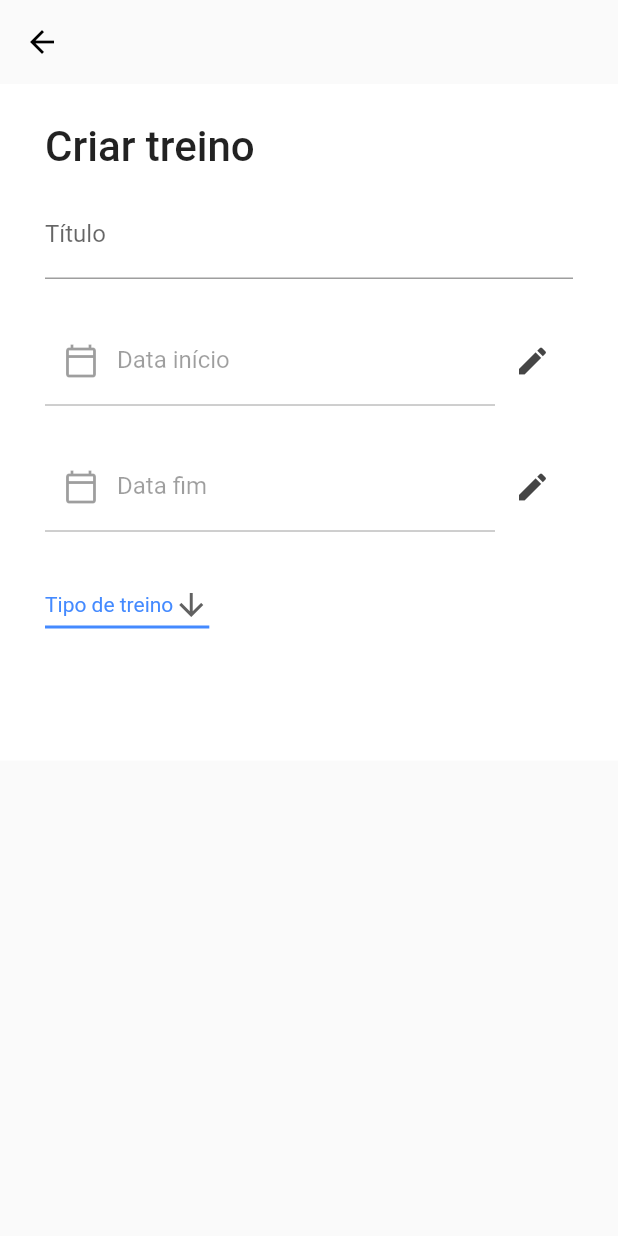
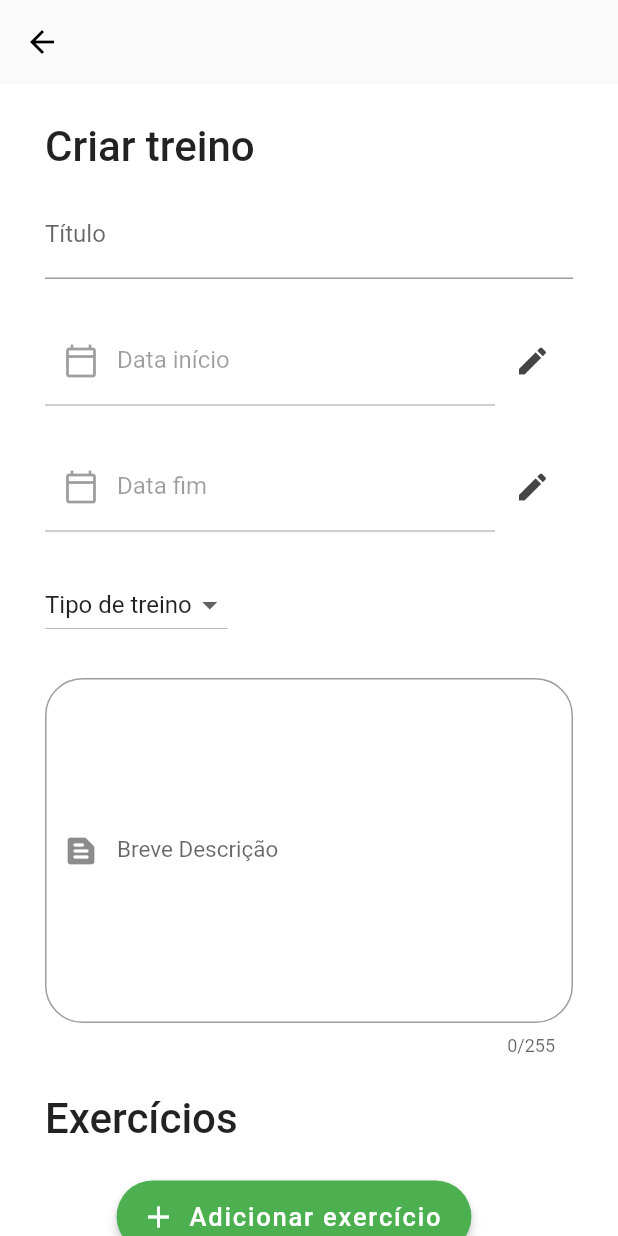
Before and after one commit to gableisure/easy_personal, a Flutter app: the CriarTreino screen opened directly, on a phone screen of 412 x 824 dp. Run offline on Flutter 3.47's test engine with Material 2 defaults, Android fonts, the phone set to English and light mode, and no system bars; our stand-ins replace brasil_fields, google_fonts, shared_preferences, smooth_page_indicator; accounts and stored records are empty; statements that could not run were skipped.

Commit message:
[feat]: add de campos ao formulario de criação de treino

```diff
--- a/frontend/app_front/lib/helpers/helpers.dart
+++ b/frontend/app_front/lib/helpers/helpers.dart
@@ -128,7 +128,7 @@ class Helpers {
     globals.instructor_id = studentLogged['instructor_id'];
   }
 
-  // Método que deleta todos os dados do usuário cadastrada (limpa as variáveis globais)
+  // Método que deleta todos os dados do usuário cadastrado (limpa as variáveis globais)
   void deleteDataUser() {
     globals.int_idausuario = 0;
     globals.vhr_email = "";
--- a/frontend/app_front/lib/screens/frontProfessor/criarTreino.dart
+++ b/frontend/app_front/lib/screens/frontProfessor/criarTreino.dart
@@ -14,6 +14,10 @@ class _CriarTreinoState extends State<CriarTreino> {
   // Variaveis de controle para manipular os textos dos campos
   final _controllerTextFieldDataInicio = TextEditingController();
   final _controllerTextFieldDataFim = TextEditingController();
+
+  String nomeCidade = "";
+  var _tiposDeTreio = ['Tipo de treino', 'Semanal', 'Treino A, B, C'];
+  var _itemSelecionado = 'Tipo de treino';
 
   @override
   Widget build(BuildContext context) {
@@ -36,18 +40,7 @@ class _CriarTreinoState extends State<CriarTreino> {
               // color: Colors.redAccent,
               child: Column(
                 children: [
-                  Container(
-                    alignment: Alignment.bottomLeft,
-                    child: Text(
-                      "Criar treino",
-                      textAlign: TextAlign.left,
-                      style: TextStyle(
-                        fontSize: 28.0,
-                        fontWeight: FontWeight.w500,
-                        // fontFamily: 'Roboto',
-                      ),
-                    ),
-                  ),
+                  _buildTituloSection("Criar treino"),
                   SizedBox(
                     height: 13,
                   ),
@@ -64,12 +57,39 @@ class _CriarTreinoState extends State<CriarTreino> {
                     height: 25,
                   ),
                   _buildTipoTreino(),
+                  SizedBox(
+                    height: 25,
+                  ),
+                  _buildDescricao(),
+                  SizedBox(
+                    height: 25,
+                  ),
+                  _buildTituloSection("Exercícios"),
+                  SizedBox(
+                    height: 25,
+                  ),
+                  _buildButtonCriarExercicio(),
+                  _buildButtonSalvar(),
+
                 ],
               ),
             ),
           ),
         ));
   }
+
+  Widget _buildTituloSection(String titulo) => Container(
+    alignment: Alignment.bottomLeft,
+    child: Text(
+      titulo,
+      textAlign: TextAlign.left,
+      style: TextStyle(
+        fontSize: 28.0,
+        fontWeight: FontWeight.w500,
+        // fontFamily: 'Roboto',
+      ),
+    ),
+  );
 
   Widget _buildTextFieldTitulo(String tituloTextField) => TextFormField(
         decoration: InputDecoration(
@@ -160,31 +180,84 @@ class _CriarTreinoState extends State<CriarTreino> {
     return Row(
       children: [
         DropdownButton<String>(
-          value: dropdownValue,
-          icon: Icon(Icons.arrow_downward),
-          iconSize: 24,
-          elevation: 16,
-          style: TextStyle(color: Colors.blueAccent),
-          underline: Container(height: 2, color: Colors.blueAccent),
-          onChanged: (String newValue) {
-            setState(() {
-              dropdownValue = newValue;
-            });
-          },
-          items: <String>['Tipo de treino', 'Semanal', 'Treino A, B, C']
-              .map<DropdownMenuItem<String>>((String value) {
-            return DropdownMenuItem<String>(
-              value: value,
-              child: Text(value),
-            );
-          }).toList(),
-        ),
+            items: _tiposDeTreio.map((String dropDownStringItem) {
+              return DropdownMenuItem<String>(
+                value: dropDownStringItem,
+                child: Text(dropDownStringItem),
+              );
+            }).toList(),
+            onChanged: (String novoItemSelecionado) {
+              _dropDownItemSelected(novoItemSelecionado);
+              setState(() {
+                this._itemSelecionado = novoItemSelecionado;
+              });
+            },
+            value: _itemSelecionado),
       ],
     );
-
-
   }
 
+  void _dropDownItemSelected(String novoItem) {
+    setState(() {
+      this._itemSelecionado = novoItem;
+    });
+  }
 
+  // descrição
+  Widget _buildDescricao() {
+    return TextFormField(
+      keyboardType: TextInputType.multiline,
+      maxLength: 255,
+      maxLines: 10,
+      decoration: InputDecoration(
+        border: OutlineInputBorder(
+          borderRadius: BorderRadius.all(Radius.circular(25),),
+        ),
+        prefixIcon: Icon(Icons.text_snippet_rounded),
+        labelText: "Breve Descrição",
+        labelStyle: TextStyle(
+          fontWeight: FontWeight.w400,
+          fontSize: 15,
+        ),
+      ),
+      validator: (String value) {
+        if(value.isEmpty) {
+          return;
+        }
+        return null;
+      },
+    );
+  }
+
+  Widget _buildButtonCriarExercicio() => Column(
+    mainAxisAlignment: MainAxisAlignment.end,
+    crossAxisAlignment: CrossAxisAlignment.end,
+    children: [
+      Container(
+        padding: EdgeInsets.only(right: 20, bottom: 35),
+        child: FloatingActionButton.extended(
+          onPressed: () {},
+          elevation: 3,
+          icon: Icon(Icons.add),
+          backgroundColor: Colors.green,
+          label: Text(
+            "Adicionar exercício",
+            style: TextStyle(
+              fontSize: 17.0,
+            ),
+          ),
+        ),
+      ),
+    ],
+  );
+
+  Widget _buildButtonSalvar() => Container(
+    width: 500.0,
+    height: 50.0,
+    child: ElevatedButton(
+      onPressed: () {},
+      child: Text('Salvar'),
+    ),
+  );
 
 }
--- a/frontend/app_front/pubspec.yaml
+++ b/frontend/app_front/pubspec.yaml
@@ -35,6 +35,8 @@ dependencies:
   smooth_page_indicator: ^0.2.3
   google_fonts: ^2.0.0
   icon_shadow: ^1.0.1
+#  stagehand: 3.1.11
+#  shelf: 1.1.4
 
 dev_dependencies:
   flutter_test:
```
Also changed, not shown: frontend/app_front/pubspec.lock.
